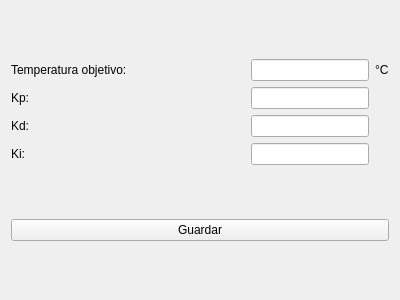
Old version of the form src/view/control_configuration/classic_control_view.ui in the repository martincrxz/induction-heater-software.
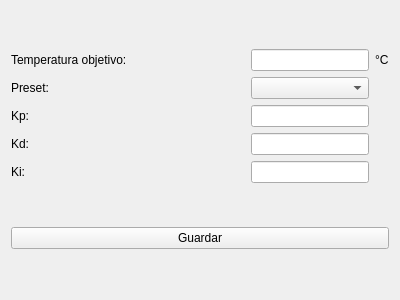
New version of the form.

Commit message: Agregado de preset customs para distintas configuraciones de kp, kd  y ki

Diff of the .ui file:
```diff
--- a/src/view/control_configuration/classic_control_view.ui
+++ b/src/view/control_configuration/classic_control_view.ui
@@ -16,26 +16,55 @@
   <layout class="QVBoxLayout" name="verticalLayout">
    <item>
     <layout class="QGridLayout" name="gridLayout">
-     <item row="1" column="0">
-      <widget class="QLabel" name="label">
-       <property name="text">
-        <string>Kp:</string>
-       </property>
-      </widget>
-     </item>
-     <item row="2" column="0">
-      <widget class="QLabel" name="label_2">
-       <property name="text">
-        <string>Kd:</string>
-       </property>
-      </widget>
-     </item>
-     <item row="3" column="2">
+     <item row="4" column="2">
       <widget class="QLineEdit" name="ki_value"/>
      </item>
-     <item row="1" column="2">
+     <item row="0" column="2">
+      <widget class="QLineEdit" name="targetTemperatureTextEdit"/>
+     </item>
+     <item row="0" column="3">
+      <widget class="QLabel" name="targetTemperatureUnitLabel">
+       <property name="text">
+        <string>°C</string>
+       </property>
+      </widget>
+     </item>
+     <item row="2" column="1">
+      <spacer name="horizontalSpacer_2">
+       <property name="orientation">
+        <enum>Qt::Horizontal</enum>
+       </property>
+       <property name="sizeHint" stdset="0">
+        <size>
+         <width>40</width>
+         <height>20</height>
+        </size>
+       </property>
+      </spacer>
+     </item>
+     <item row="4" column="1">
+      <spacer name="horizontalSpacer_4">
+       <property name="orientation">
+        <enum>Qt::Horizontal</enum>
+       </property>
+       <property name="sizeHint" stdset="0">
+        <size>
+         <width>40</width>
+         <height>20</height>
+        </size>
+       </property>
+      </spacer>
+     </item>
+     <item row="2" column="2">
       <widget class="QLineEdit" name="kp_value"/>
      </item>
+     <item row="4" column="0">
+      <widget class="QLabel" name="label_3">
+       <property name="text">
+        <string>Ki:</string>
+       </property>
+      </widget>
+     </item>
      <item row="0" column="0">
       <widget class="QLabel" name="targetTemperatureLabel">
        <property name="text">
@@ -43,16 +72,6 @@
        </property>
       </widget>
      </item>
-     <item row="2" column="2">
-      <widget class="QLineEdit" name="kd_value"/>
-     </item>
-     <item row="3" column="0">
-      <widget class="QLabel" name="label_3">
-       <property name="text">
-        <string>Ki:</string>
-       </property>
-      </widget>
-     </item>
      <item row="0" column="1">
       <spacer name="horizontalSpacer">
        <property name="orientation">
@@ -66,34 +85,8 @@
        </property>
       </spacer>
      </item>
-     <item row="1" column="1">
-      <spacer name="horizontalSpacer_2">
-       <property name="orientation">
-        <enum>Qt::Horizontal</enum>
-       </property>
-       <property name="sizeHint" stdset="0">
-        <size>
-         <width>40</width>
-         <height>20</height>
-        </size>
-       </property>
-      </spacer>
-     </item>
-     <item row="2" column="1">
-      <spacer name="horizontalSpacer_3">
-       <property name="orientation">
-        <enum>Qt::Horizontal</enum>
-       </property>
-       <property name="sizeHint" stdset="0">
-        <size>
-         <width>40</width>
-         <height>20</height>
-        </size>
-       </property>
-      </spacer>
-     </item>
      <item row="3" column="1">
-      <spacer name="horizontalSpacer_4">
+      <spacer name="horizontalSpacer_3">
        <property name="orientation">
         <enum>Qt::Horizontal</enum>
        </property>
@@ -105,15 +98,45 @@
        </property>
       </spacer>
      </item>
-     <item row="0" column="3">
-      <widget class="QLabel" name="targetTemperatureUnitLabel">
+     <item row="3" column="2">
+      <widget class="QLineEdit" name="kd_value"/>
+     </item>
+     <item row="3" column="0">
+      <widget class="QLabel" name="label_2">
        <property name="text">
-        <string>°C</string>
+        <string>Kd:</string>
        </property>
       </widget>
      </item>
-     <item row="0" column="2">
-      <widget class="QLineEdit" name="targetTemperatureTextEdit"/>
+     <item row="2" column="0">
+      <widget class="QLabel" name="label">
+       <property name="text">
+        <string>Kp:</string>
+       </property>
+      </widget>
+     </item>
+     <item row="1" column="0">
+      <widget class="QLabel" name="label_4">
+       <property name="text">
+        <string>Preset:</string>
+       </property>
+      </widget>
+     </item>
+     <item row="1" column="2">
+      <widget class="QComboBox" name="constantsPresetCombo"/>
+     </item>
+     <item row="1" column="1">
+      <spacer name="horizontalSpacer_5">
+       <property name="orientation">
+        <enum>Qt::Horizontal</enum>
+       </property>
+       <property name="sizeHint" stdset="0">
+        <size>
+         <width>40</width>
+         <height>20</height>
+        </size>
+       </property>
+      </spacer>
      </item>
     </layout>
    </item>
```
The commit also changes 13 other files.
